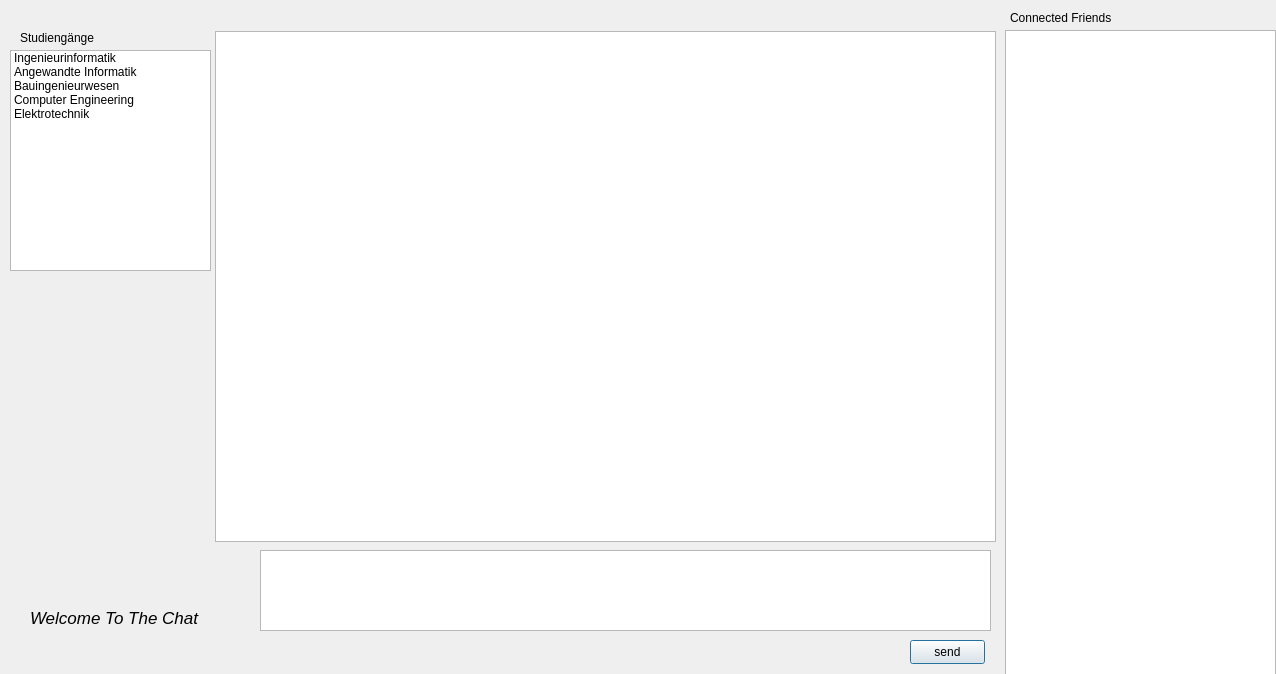
Before: the Qt Designer form HTW-Connect/chat.ui in Zorghost/HTW-Connect, drawn with Qt 5.
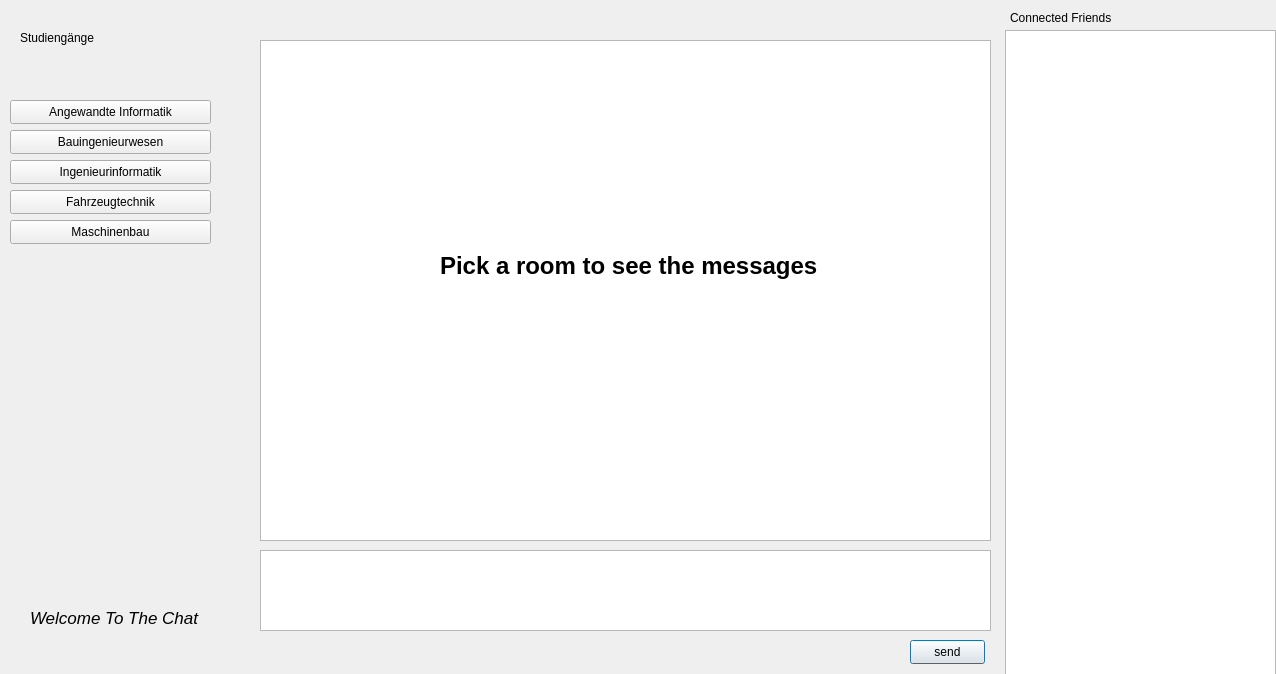
After: the same form once the commit is applied.

The edit to the form file:
```diff
--- a/HTW-Connect/chat.ui
+++ b/HTW-Connect/chat.ui
@@ -65,16 +65,6 @@
     <string>send</string>
    </property>
   </widget>
-  <widget class="QListWidget" name="listWidget_2">
-   <property name="geometry">
-    <rect>
-     <x>215</x>
-     <y>31</y>
-     <width>781</width>
-     <height>511</height>
-    </rect>
-   </property>
-  </widget>
   <widget class="QLabel" name="label_2">
    <property name="geometry">
     <rect>
@@ -88,47 +78,6 @@
     <string>Studiengänge</string>
    </property>
   </widget>
-  <widget class="QListWidget" name="listWidget">
-   <property name="geometry">
-    <rect>
-     <x>10</x>
-     <y>50</y>
-     <width>201</width>
-     <height>221</height>
-    </rect>
-   </property>
-   <property name="showDropIndicator" stdset="0">
-    <bool>true</bool>
-   </property>
-   <property name="layoutMode">
-    <enum>QListView::Batched</enum>
-   </property>
-   <item>
-    <property name="text">
-     <string>Ingenieurinformatik</string>
-    </property>
-   </item>
-   <item>
-    <property name="text">
-     <string>Angewandte Informatik</string>
-    </property>
-   </item>
-   <item>
-    <property name="text">
-     <string>Bauingenieurwesen</string>
-    </property>
-   </item>
-   <item>
-    <property name="text">
-     <string>Computer Engineering</string>
-    </property>
-   </item>
-   <item>
-    <property name="text">
-     <string>Elektrotechnik</string>
-    </property>
-   </item>
-  </widget>
   <widget class="QLabel" name="label_4">
    <property name="geometry">
     <rect>
@@ -148,6 +97,100 @@
     <string>Welcome To The Chat</string>
    </property>
   </widget>
+  <widget class="QPushButton" name="pushButton_2">
+   <property name="geometry">
+    <rect>
+     <x>10</x>
+     <y>100</y>
+     <width>201</width>
+     <height>24</height>
+    </rect>
+   </property>
+   <property name="text">
+    <string>Angewandte Informatik</string>
+   </property>
+  </widget>
+  <widget class="QPushButton" name="pushButton_3">
+   <property name="geometry">
+    <rect>
+     <x>10</x>
+     <y>130</y>
+     <width>201</width>
+     <height>24</height>
+    </rect>
+   </property>
+   <property name="text">
+    <string>Bauingenieurwesen</string>
+   </property>
+  </widget>
+  <widget class="QPushButton" name="pushButton_4">
+   <property name="geometry">
+    <rect>
+     <x>10</x>
+     <y>160</y>
+     <width>201</width>
+     <height>24</height>
+    </rect>
+   </property>
+   <property name="text">
+    <string>Ingenieurinformatik</string>
+   </property>
+  </widget>
+  <widget class="QPushButton" name="pushButton_5">
+   <property name="geometry">
+    <rect>
+     <x>10</x>
+     <y>190</y>
+     <width>201</width>
+     <height>24</height>
+    </rect>
+   </property>
+   <property name="text">
+    <string>Fahrzeugtechnik</string>
+   </property>
+  </widget>
+  <widget class="QPushButton" name="pushButton_6">
+   <property name="geometry">
+    <rect>
+     <x>10</x>
+     <y>220</y>
+     <width>201</width>
+     <height>24</height>
+    </rect>
+   </property>
+   <property name="text">
+    <string>Maschinenbau</string>
+   </property>
+  </widget>
+  <widget class="QListView" name="listView">
+   <property name="geometry">
+    <rect>
+     <x>260</x>
+     <y>40</y>
+     <width>731</width>
+     <height>501</height>
+    </rect>
+   </property>
+  </widget>
+  <widget class="QLabel" name="label_3">
+   <property name="geometry">
+    <rect>
+     <x>440</x>
+     <y>240</y>
+     <width>401</width>
+     <height>51</height>
+    </rect>
+   </property>
+   <property name="font">
+    <font>
+     <pointsize>18</pointsize>
+     <bold>true</bold>
+    </font>
+   </property>
+   <property name="text">
+    <string>Pick a room to see the messages </string>
+   </property>
+  </widget>
   <zorder>plainTextEdit</zorder>
   <zorder>listWidget</zorder>
   <zorder>label</zorder>
```
Left out of the diff: 13 changed lines with no effect on the pictures.
